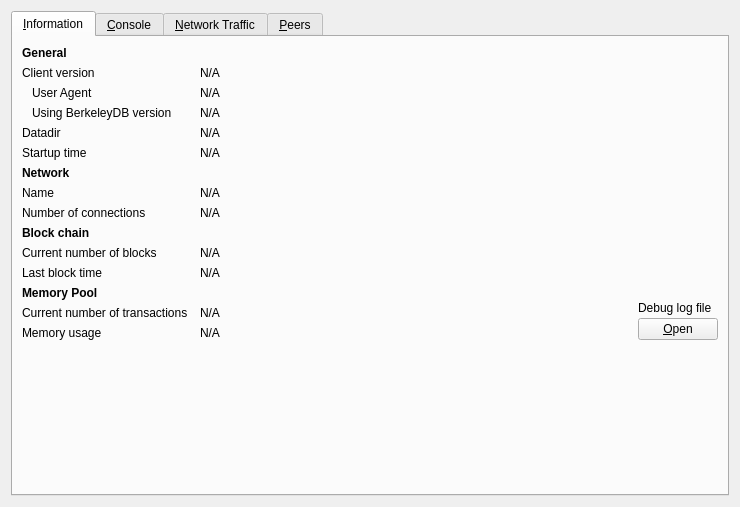
Before: the Qt Designer form src/qt/forms/debugwindow.ui in ecoinchain/ecoin, drawn with Qt 5.
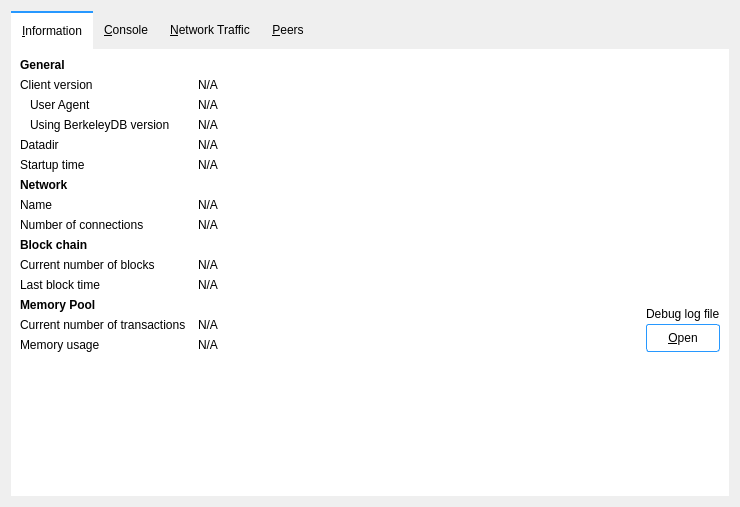
After: the same form once the commit is applied. Icons and pictures are not drawn. Custom widgets are drawn as their Qt base class.

```diff
--- a/src/qt/forms/debugwindow.ui
+++ b/src/qt/forms/debugwindow.ui
@@ -13,6 +13,71 @@
   <property name="windowTitle">
    <string>Debug window</string>
   </property>
+  <property name="styleSheet">
+   <string notr="true">SignVerifyMessageDialog {
+    background-color: #FFFFFF;
+}
+
+QTabWidget::tab-bar {
+    background-color: #F8F8F8;
+}
+
+QTabWidget::pane { /* The tab widget frame */
+    border: 0px;
+    background-color: #FFFFFF;
+}
+
+
+/* Style the tab using the tab sub-control. Note that
+    it reads QTabBar _not_ QTabWidget */
+QTabBar::tab {
+    border: 0px;
+   padding : 11px;
+}
+
+QTabBar::tab:selected {
+   border-style: solid;
+    background-color: #FFFFFF;
+    border-top-color: #2798FF;
+   border-top-width: 2px;
+}
+
+QPushButton {
+background: #FFFFF;
+border-radius: 3px;
+border: 1px solid #2798FF;
+border-radius: 3px;
+padding: 6px;
+}
+
+QLineEdit , QPlainTextEdit  {
+background: #FFFFFF;
+border: 1px solid #E4E4E4;
+border-radius: 3px;
+padding: 3px;
+}
+
+QPushButton[flat=false] {
+border: 1px solid #BAC1C4;
+
+background: #BAC1C4;
+}
+
+QPushButton:pressed {
+color : blue;
+background : red;
+
+}
+
+#signMessageButton_SM:!pressed, #verifyMessageButton_VM:!pressed
+{
+background: #2798FF;
+}
+
+QPushButton:pressed {
+background : #F8F8F8;
+}</string>
+  </property>
   <layout class="QVBoxLayout" name="verticalLayout_2">
    <item>
     <widget class="QTabWidget" name="tabWidget">
@@ -368,6 +433,12 @@
          </item>
          <item>
           <widget class="QPushButton" name="openDebugLogfileButton">
+           <property name="sizePolicy">
+            <sizepolicy hsizetype="Preferred" vsizetype="Preferred">
+             <horstretch>0</horstretch>
+             <verstretch>0</verstretch>
+            </sizepolicy>
+           </property>
            <property name="toolTip">
             <string>Open the %1 debug log file from the current data directory. This can take a few seconds for large log files.</string>
            </property>
```
